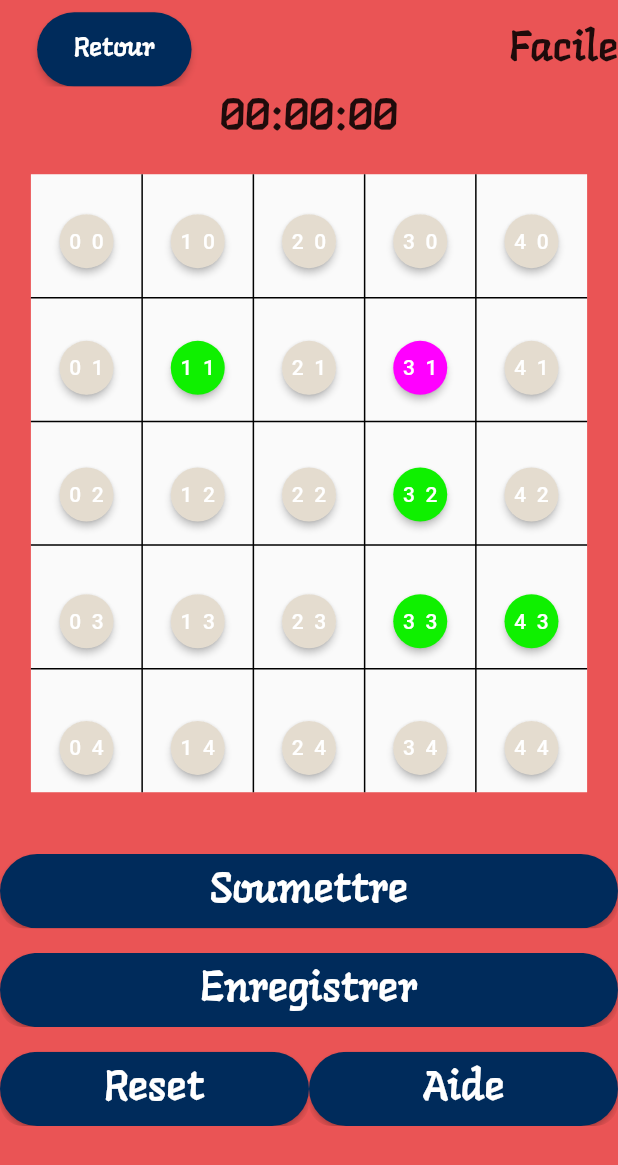
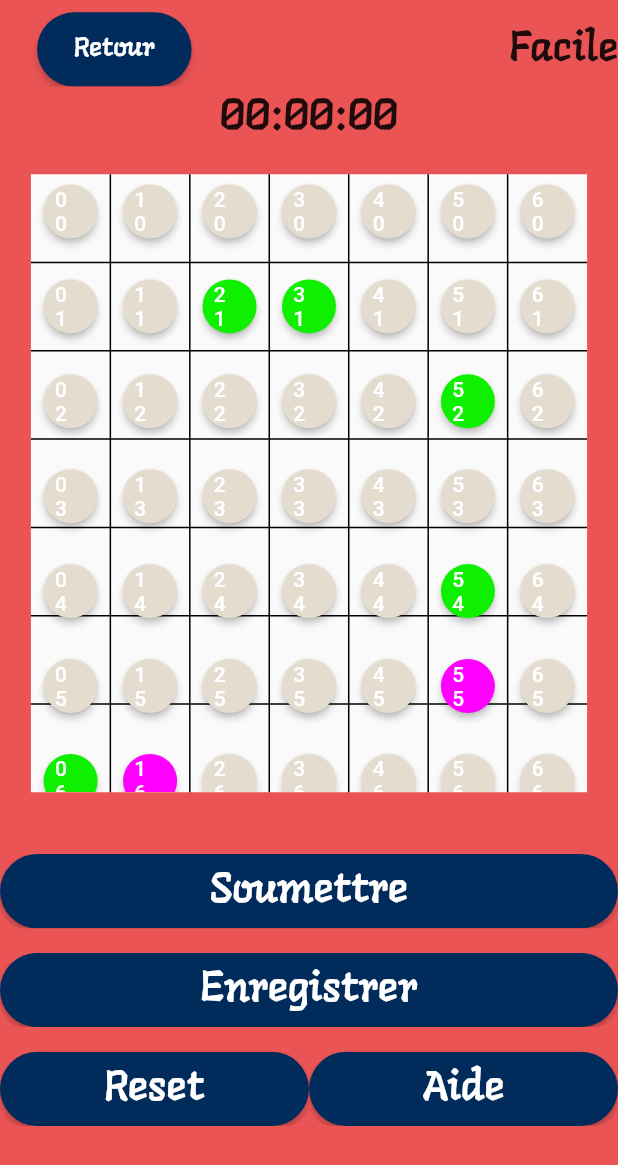
Before and after one commit to mayel15/MasyuPuzzle, a Flutter app: the screen it shows after launch, after a tap on "Facile", on a phone screen of 412 x 824 dp. Shown: the top 1165 px of the screen. Run offline on Flutter 3.47's test engine with Material 2 defaults, Android fonts, the phone set to English and light mode, and no system bars; our stand-ins replace audioplayers.

Commit message:
ajustement du placement des boutons en fonctions de du nombre de boutons

```diff
--- a/AndroidStudioProjects/masyu_puzzle/lib/MyGrille.dart
+++ b/AndroidStudioProjects/masyu_puzzle/lib/MyGrille.dart
@@ -49,8 +49,8 @@ class _MyGrille extends State<MyGrille> {
         .of(context)
         .size
         .height;
-    int taille = 5;
-    /*double mult;
+    int taille = 7;
+    double mult;
     if(taille == 4){
       mult = 0.040;
     }
@@ -59,7 +59,7 @@ class _MyGrille extends State<MyGrille> {
     }
     else{
       mult = 0.001;
-    }*/
+    }
     MyAppData data = MyGameContext
         .of(context)
         .gameData;
@@ -90,7 +90,7 @@ class _MyGrille extends State<MyGrille> {
             GridView.count(
               physics: NeverScrollableScrollPhysics(),
               shrinkWrap: true,
-              padding: EdgeInsets.only(top: hauteurHeightEcran*0.025),
+              padding: EdgeInsets.only(top: hauteurHeightEcran*mult),
               mainAxisSpacing: hauteurHeightEcran*0.0125,
               crossAxisCount: taille,
               children: List.generate(taille * taille, (index) {
```
